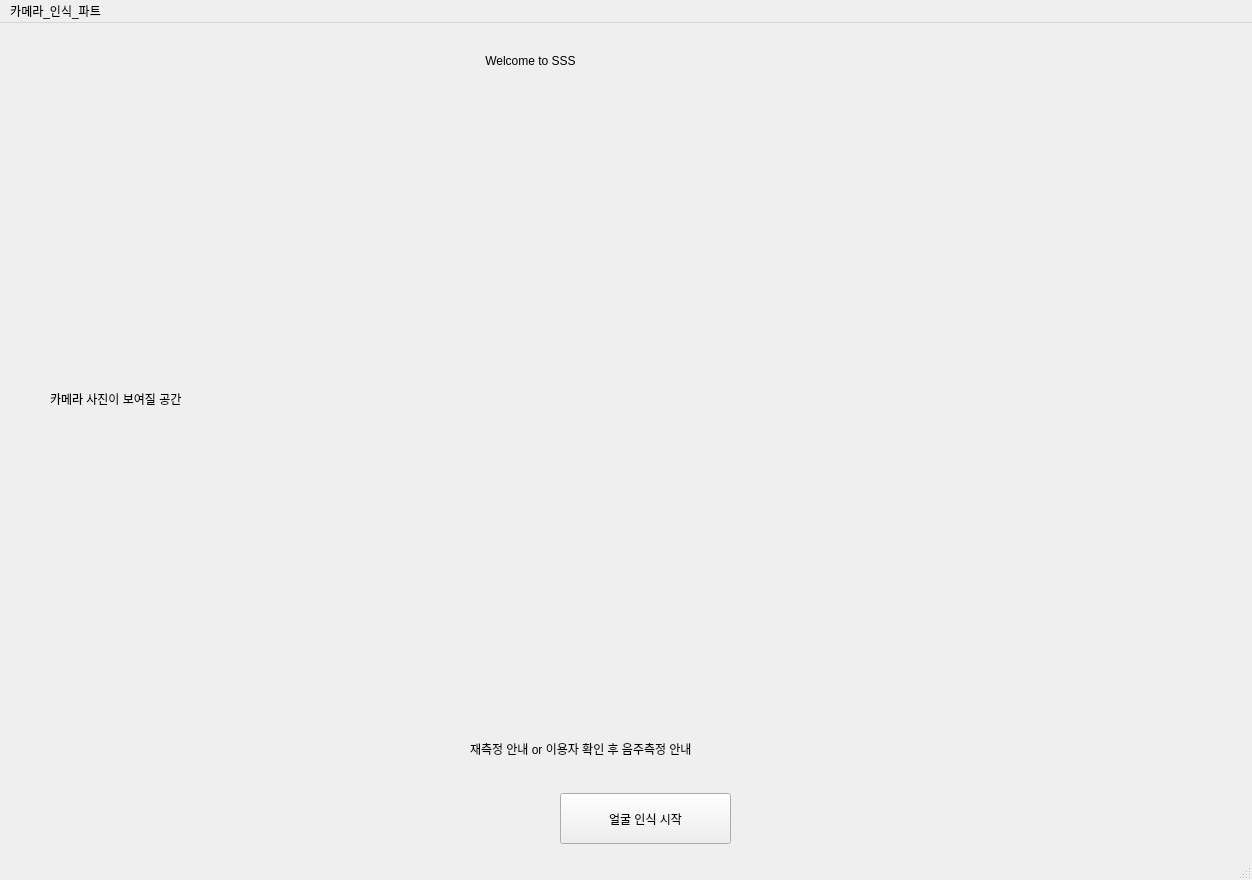
Old version of the form pyqt_SSS.ui in the repository curiousLionH/Capstone_Project.
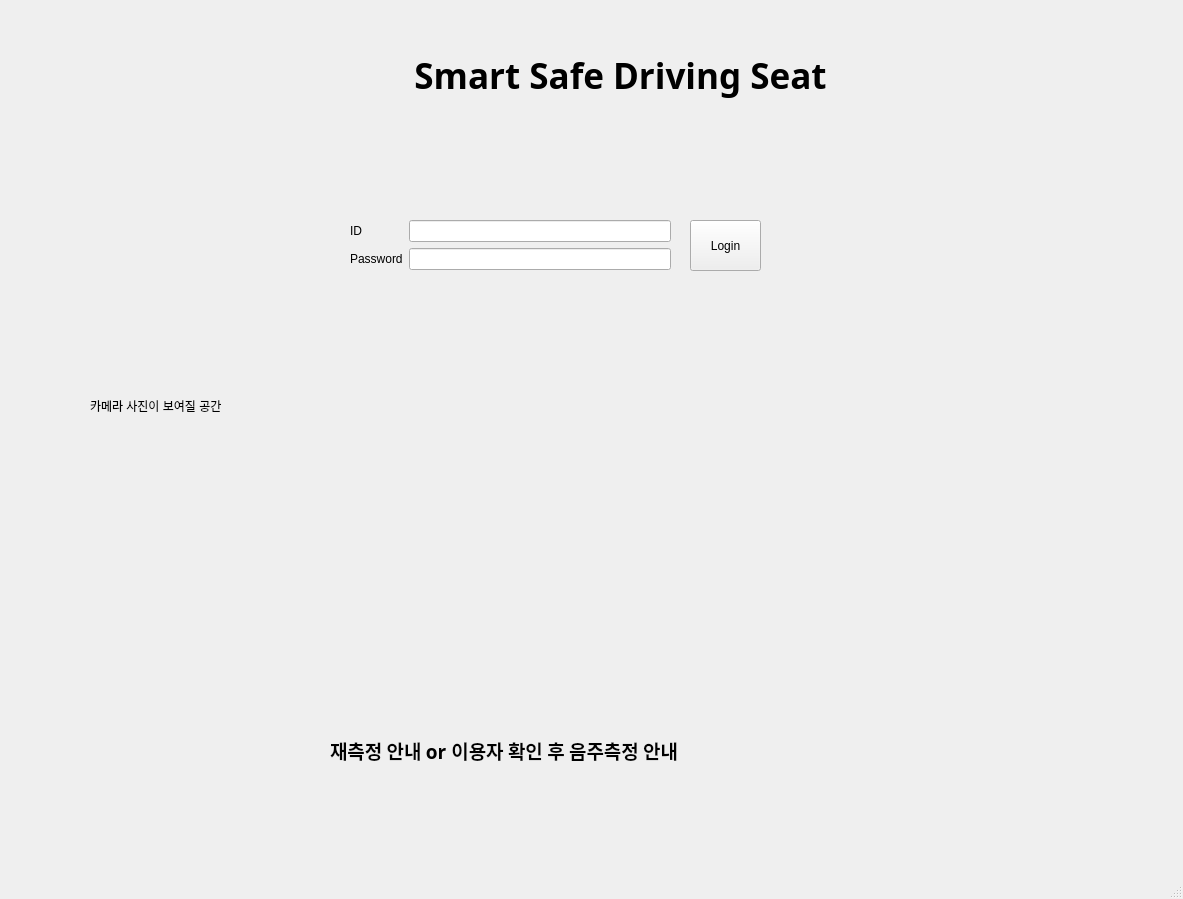
New version of the form.

Commit message:
UI에 ID 비밀번호 부분 추가
해당 ID 혹은 이름을 이용하여 info.json에 저장된 사용자 키 값 불러오기

The edit to the form file:
```diff
--- a/pyqt_SSS.ui
+++ b/pyqt_SSS.ui
@@ -6,8 +6,8 @@
    <rect>
     <x>0</x>
     <y>0</y>
-    <width>1252</width>
-    <height>880</height>
+    <width>1183</width>
+    <height>899</height>
    </rect>
   </property>
   <property name="windowTitle">
@@ -17,39 +17,34 @@
    <widget class="QLabel" name="label">
     <property name="geometry">
      <rect>
-      <x>440</x>
-      <y>30</y>
-      <width>181</width>
-      <height>16</height>
+      <x>350</x>
+      <y>10</y>
+      <width>541</width>
+      <height>131</height>
      </rect>
     </property>
+    <property name="font">
+     <font>
+      <family>맑은 고딕</family>
+      <pointsize>26</pointsize>
+      <weight>75</weight>
+      <bold>true</bold>
+     </font>
+    </property>
     <property name="text">
-     <string>Welcome to SSS</string>
+     <string>Smart Safe Driving Seat</string>
     </property>
     <property name="alignment">
      <set>Qt::AlignCenter</set>
     </property>
    </widget>
-   <widget class="QPushButton" name="camera_start_button">
-    <property name="geometry">
-     <rect>
-      <x>560</x>
-      <y>770</y>
-      <width>171</width>
-      <height>51</height>
-     </rect>
-    </property>
-    <property name="text">
-     <string>얼굴 인식 시작</string>
-    </property>
-   </widget>
    <widget class="QLabel" name="camera_show_label">
     <property name="geometry">
      <rect>
-      <x>50</x>
-      <y>100</y>
-      <width>1041</width>
-      <height>551</height>
+      <x>90</x>
+      <y>120</y>
+      <width>1081</width>
+      <height>571</height>
      </rect>
     </property>
     <property name="text">
@@ -62,12 +57,20 @@
     </property>
     <property name="geometry">
      <rect>
-      <x>470</x>
-      <y>710</y>
-      <width>341</width>
-      <height>31</height>
+      <x>330</x>
+      <y>720</y>
+      <width>491</width>
+      <height>61</height>
      </rect>
     </property>
+    <property name="font">
+     <font>
+      <family>맑은 고딕</family>
+      <pointsize>14</pointsize>
+      <weight>75</weight>
+      <bold>true</bold>
+     </font>
+    </property>
     <property name="autoFillBackground">
      <bool>false</bool>
     </property>
@@ -81,22 +84,59 @@
      <bool>false</bool>
     </property>
    </widget>
-  </widget>
-  <widget class="QMenuBar" name="menubar">
-   <property name="geometry">
-    <rect>
-     <x>0</x>
-     <y>0</y>
-     <width>1252</width>
-     <height>21</height>
-    </rect>
-   </property>
-   <widget class="QMenu" name="menu">
-    <property name="title">
-     <string>카메라_인식_파트</string>
+   <widget class="QWidget" name="formLayoutWidget">
+    <property name="geometry">
+     <rect>
+      <x>350</x>
+      <y>220</y>
+      <width>321</width>
+      <height>51</height>
+     </rect>
     </property>
+    <layout class="QFormLayout" name="formLayout_2">
+     <item row="0" column="0">
+      <widget class="QLabel" name="label_2">
+       <property name="lineWidth">
+        <number>0</number>
+       </property>
+       <property name="text">
+        <string>ID</string>
+       </property>
+      </widget>
+     </item>
+     <item row="0" column="1">
+      <widget class="QLineEdit" name="IDTextField"/>
+     </item>
+     <item row="1" column="0">
+      <widget class="QLabel" name="label_3">
+       <property name="text">
+        <string>Password</string>
+       </property>
+      </widget>
+     </item>
+     <item row="1" column="1">
+      <widget class="QLineEdit" name="passwordTextField"/>
+     </item>
+    </layout>
    </widget>
-   <addaction name="menu"/>
+   <widget class="QPushButton" name="camera_start_button">
+    <property name="geometry">
+     <rect>
+      <x>690</x>
+      <y>220</y>
+      <width>71</width>
+      <height>51</height>
+     </rect>
+    </property>
+    <property name="text">
+     <string>Login</string>
+    </property>
+   </widget>
+   <zorder>camera_show_label</zorder>
+   <zorder>label</zorder>
+   <zorder>user_guide_label</zorder>
+   <zorder>formLayoutWidget</zorder>
+   <zorder>camera_start_button</zorder>
   </widget>
   <widget class="QStatusBar" name="statusbar"/>
  </widget>
```
Left out of the diff: 3 changed lines with no effect on the pictures. The commit also changes 2 other files.
